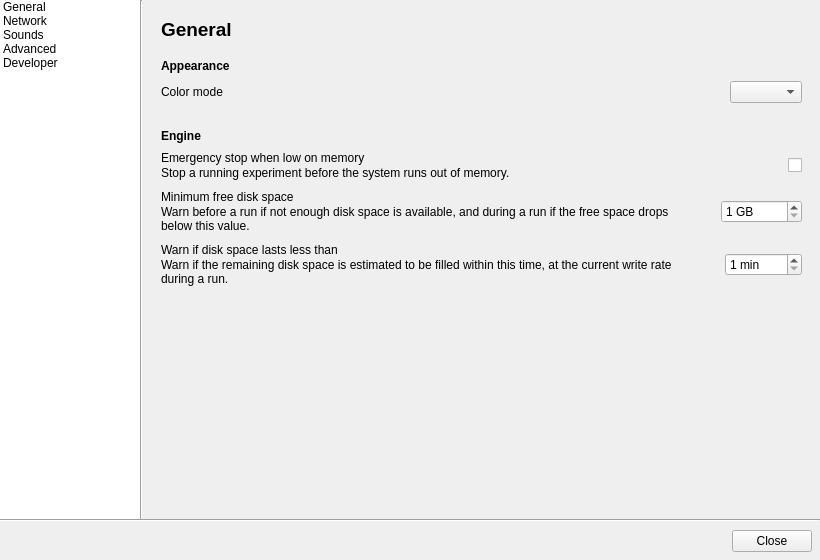
Old version of the form src/globalconfigdialog.ui in the repository syntalos/syntalos.
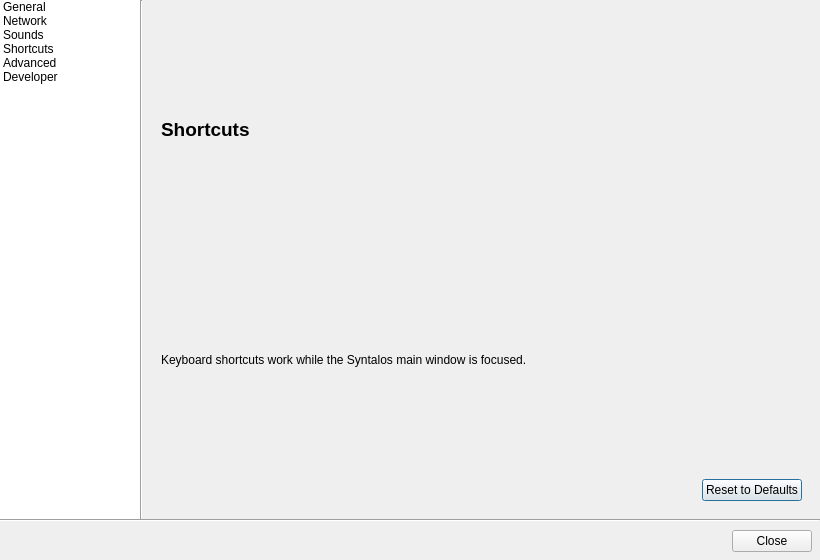
New version of the form. The open tabs and pages were chosen to show the change. Icons and pictures are not drawn.

Commit message:
Make all keyboard shortcuts configurable
This also makes all existing shortcuts discoverable, which is nice.

Resolves: #225

Diff of the .ui file:
```diff
--- a/src/globalconfigdialog.ui
+++ b/src/globalconfigdialog.ui
@@ -96,6 +96,14 @@
          <iconset theme="audio-volume-high"/>
         </property>
        </item>
+       <item>
+        <property name="text">
+         <string>Shortcuts</string>
+        </property>
+        <property name="icon">
+         <iconset theme="configure-shortcuts"/>
+        </property>
+       </item>
        <item>
         <property name="text">
          <string>Advanced</string>
@@ -1112,6 +1120,75 @@
          </layout>
         </widget>
        </widget>
+       <widget class="QWidget" name="pageShortcuts">
+        <layout class="QVBoxLayout" name="vlPageShortcuts">
+         <property name="spacing">
+          <number>8</number>
+         </property>
+         <property name="leftMargin">
+          <number>18</number>
+         </property>
+         <property name="topMargin">
+          <number>18</number>
+         </property>
+         <property name="rightMargin">
+          <number>18</number>
+         </property>
+         <property name="bottomMargin">
+          <number>18</number>
+         </property>
+         <item>
+          <widget class="QLabel" name="lblPageTitleShortcuts">
+           <property name="font">
+            <font>
+             <pointsize>14</pointsize>
+             <bold>true</bold>
+            </font>
+           </property>
+           <property name="text">
+            <string>Shortcuts</string>
+           </property>
+          </widget>
+         </item>
+         <item>
+          <widget class="QLabel" name="lblCaptionShortcutsIntro">
+           <property name="text">
+            <string>Keyboard shortcuts work while the Syntalos main window is focused.</string>
+           </property>
+           <property name="wordWrap">
+            <bool>true</bool>
+           </property>
+          </widget>
+         </item>
+         <item>
+          <layout class="QHBoxLayout" name="hlShortcutButtons">
+           <item>
+            <spacer name="hSpacerShortcutButtons">
+             <property name="orientation">
+              <enum>Qt::Orientation::Horizontal</enum>
+             </property>
+             <property name="sizeHint" stdset="0">
+              <size>
+               <width>40</width>
+               <height>20</height>
+              </size>
+             </property>
+            </spacer>
+           </item>
+           <item>
+            <widget class="QPushButton" name="btnShortcutDefaults">
+             <property name="text">
+              <string>Reset to Defaults</string>
+             </property>
+             <property name="icon">
+              <iconset theme="document-revert"/>
+             </property>
+            </widget>
+           </item>
+          </layout>
+         </item>
+        </layout>
+       </widget>
        <widget class="QScrollArea" name="pageAdvanced">
         <property name="frameShape">
          <enum>QFrame::Shape::NoFrame</enum>
```
The commit also changes 9 other files.
